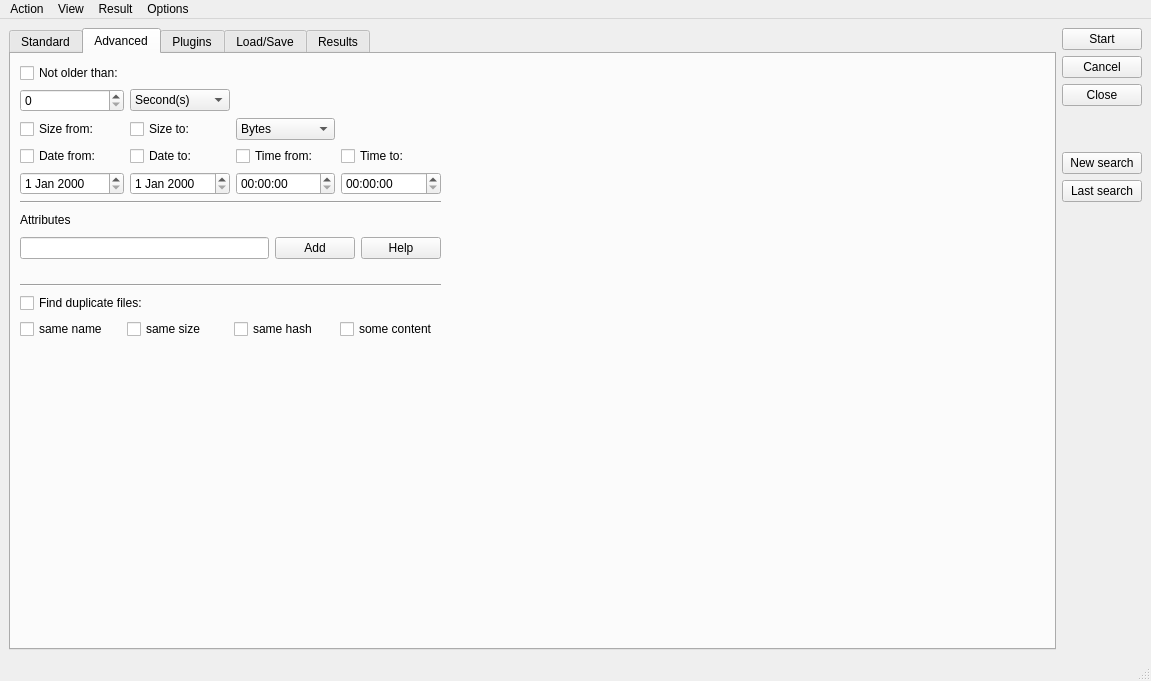
Above: qtdesigner/search.ui from YevhenVieskov/pyCommander before the change. Below: the same form after it.
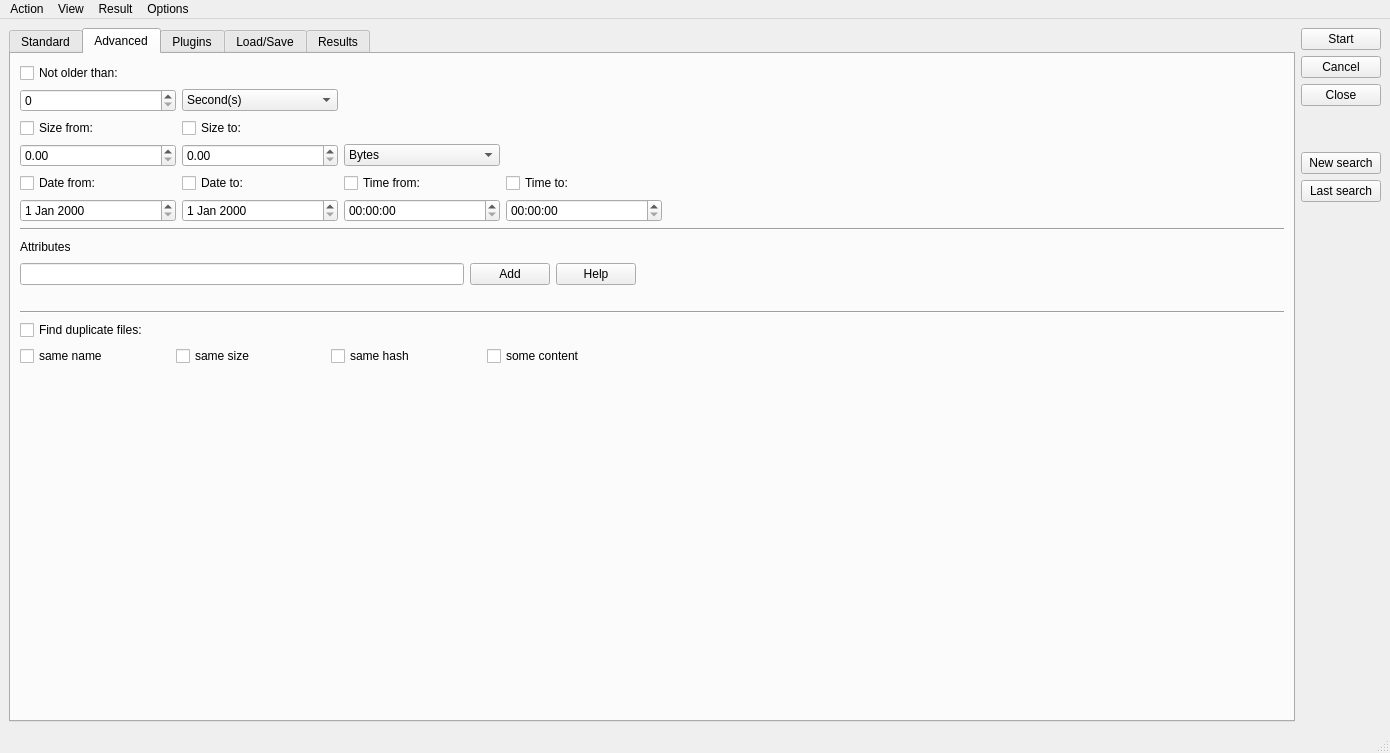
That is the form after the change. The open tabs and pages were chosen to show the change.

Commit message: search app added

```diff
--- a/qtdesigner/search.ui
+++ b/qtdesigner/search.ui
@@ -6,8 +6,8 @@
    <rect>
     <x>0</x>
     <y>0</y>
-    <width>1151</width>
-    <height>681</height>
+    <width>1390</width>
+    <height>753</height>
    </rect>
   </property>
   <property name="windowTitle">
@@ -730,9 +730,18 @@
        <attribute name="title">
         <string>Advanced</string>
        </attribute>
-       <layout class="QGridLayout" name="gridLayout_6">
-        <item row="0" column="0">
-         <layout class="QGridLayout" name="gridLayoutDate">
+       <layout class="QGridLayout" name="gridLayout_3">
+        <item row="0" column="0" rowspan="2" colspan="2">
+         <layout class="QGridLayout" name="gridLayout_2">
+          <item row="3" column="0">
+           <widget class="QDoubleSpinBox" name="doubleSpinBoxSizeFrom"/>
+          </item>
+          <item row="3" column="1">
+           <widget class="QDoubleSpinBox" name="doubleSpinBoxSizeTo"/>
+          </item>
+          <item row="6" column="1">
+           <widget class="QDateEdit" name="dateEditDateTo"/>
+          </item>
           <item row="0" column="0">
            <widget class="QCheckBox" name="checkBoxNotOlderThan">
             <property name="text">
@@ -740,9 +749,57 @@
             </property>
            </widget>
           </item>
+          <item row="6" column="0">
+           <widget class="QDateEdit" name="dateEditFrom"/>
+          </item>
+          <item row="5" column="3">
+           <widget class="QCheckBox" name="checkBoxTimeTo">
+            <property name="text">
+             <string>Time to:</string>
+            </property>
+           </widget>
+          </item>
+          <item row="2" column="1">
+           <widget class="QCheckBox" name="checkBoxSizeTo">
+            <property name="text">
+             <string>Size to:</string>
+            </property>
+           </widget>
+          </item>
           <item row="1" column="0">
            <widget class="QSpinBox" name="spinBoxNotOlderThan"/>
           </item>
+          <item row="2" column="0">
+           <widget class="QCheckBox" name="checkBoxSizeFrom">
+            <property name="text">
+             <string>Size from:</string>
+            </property>
+           </widget>
+          </item>
+          <item row="5" column="1">
+           <widget class="QCheckBox" name="checkBoxDateTo">
+            <property name="text">
+             <string>Date to:</string>
+            </property>
+           </widget>
+          </item>
+          <item row="6" column="2">
+           <widget class="QTimeEdit" name="timeEditTimeFrom"/>
+          </item>
+          <item row="5" column="0">
+           <widget class="QCheckBox" name="checkBoxDateFrom">
+            <property name="text">
+             <string>Date from:</string>
+            </property>
+           </widget>
+          </item>
+          <item row="5" column="2">
+           <widget class="QCheckBox" name="checkBoxTimeFrom">
+            <property name="text">
+             <string>Time from:</string>
+            </property>
+           </widget>
+          </item>
           <item row="1" column="1">
            <widget class="QComboBox" name="comboBoxNotOlderThan">
             <item>
@@ -797,21 +854,10 @@
             </item>
            </widget>
           </item>
-          <item row="2" column="0">
-           <widget class="QCheckBox" name="checkBoxSizeFrom">
-            <property name="text">
-             <string>Size from:</string>
-            </property>
-           </widget>
+          <item row="6" column="3">
+           <widget class="QTimeEdit" name="timeEditTimeTo"/>
           </item>
-          <item row="2" column="1">
-           <widget class="QCheckBox" name="checkBoxSizeTo">
-            <property name="text">
-             <string>Size to:</string>
-            </property>
-           </widget>
-          </item>
-          <item row="2" column="2">
+          <item row="3" column="2">
            <widget class="QComboBox" name="comboBoxSizeTo">
             <item>
              <property name="text">
@@ -840,49 +886,9 @@
             </item>
            </widget>
           </item>
-          <item row="3" column="0">
-           <widget class="QCheckBox" name="checkBoxDateFrom">
-            <property name="text">
-             <string>Date from:</string>
-            </property>
-           </widget>
-          </item>
-          <item row="3" column="1">
-           <widget class="QCheckBox" name="checkBoxDateTo">
-            <property name="text">
-             <string>Date to:</string>
-            </property>
-           </widget>
-          </item>
-          <item row="3" column="2">
-           <widget class="QCheckBox" name="checkBoxTimeFrom">
-            <property name="text">
-             <string>Time from:</string>
-            </property>
-           </widget>
-          </item>
-          <item row="3" column="3">
-           <widget class="QCheckBox" name="checkBoxTimeTo">
-            <property name="text">
-             <string>Time to:</string>
-            </property>
-           </widget>
-          </item>
-          <item row="4" column="0">
-           <widget class="QDateEdit" name="dateEditFrom"/>
-          </item>
-          <item row="4" column="1">
-           <widget class="QDateEdit" name="dateEditDateTo"/>
-          </item>
-          <item row="4" column="2">
-           <widget class="QTimeEdit" name="timeEditTimeFrom"/>
-          </item>
-          <item row="4" column="3">
-           <widget class="QTimeEdit" name="timeEditTimeTo"/>
-          </item>
          </layout>
         </item>
-        <item row="0" column="1">
+        <item row="0" column="2">
          <spacer name="horizontalSpacerDate">
           <property name="orientation">
            <enum>Qt::Horizontal</enum>
@@ -895,14 +901,7 @@
           </property>
          </spacer>
         </item>
-        <item row="1" column="0">
-         <widget class="Line" name="lineDateAttribute">
-          <property name="orientation">
-           <enum>Qt::Horizontal</enum>
-          </property>
-         </widget>
-        </item>
-        <item row="1" column="1" rowspan="2">
+        <item row="1" column="2">
          <spacer name="horizontalSpacerHorizontalLine1">
           <property name="orientation">
            <enum>Qt::Horizontal</enum>
@@ -915,7 +914,14 @@
           </property>
          </spacer>
         </item>
-        <item row="2" column="0" rowspan="2">
+        <item row="2" column="0" colspan="3">
+         <widget class="Line" name="lineDateAttribute">
+          <property name="orientation">
+           <enum>Qt::Horizontal</enum>
+          </property>
+         </widget>
+        </item>
+        <item row="3" column="0">
          <layout class="QHBoxLayout" name="horizontalLayoutAttributes">
           <item>
            <widget class="QLabel" name="labelAttribute">
@@ -942,7 +948,7 @@
           </item>
          </layout>
         </item>
-        <item row="3" column="1" rowspan="2">
+        <item row="3" column="2">
          <spacer name="horizontalSpacerAttributes">
           <property name="orientation">
            <enum>Qt::Horizontal</enum>
@@ -955,7 +961,7 @@
           </property>
          </spacer>
         </item>
-        <item row="4" column="0" rowspan="2">
+        <item row="4" column="0">
          <layout class="QHBoxLayout" name="horizontalLayoutAttributesButtons">
           <item>
            <widget class="QLineEdit" name="lineEditAttributes"/>
@@ -976,7 +982,7 @@
           </item>
          </layout>
         </item>
-        <item row="5" column="1">
+        <item row="4" column="2">
          <spacer name="horizontalSpacerAttributesButton">
           <property name="orientation">
            <enum>Qt::Horizontal</enum>
@@ -989,7 +995,7 @@
           </property>
          </spacer>
         </item>
-        <item row="6" column="1" rowspan="2">
+        <item row="5" column="2">
          <spacer name="horizontalSpacerHorisontalLine2">
           <property name="orientation">
            <enum>Qt::Horizontal</enum>
@@ -1002,7 +1008,7 @@
           </property>
          </spacer>
         </item>
-        <item row="7" column="0">
+        <item row="6" column="0" colspan="3">
          <widget class="Line" name="lineAttributesFind">
           <property name="orientation">
            <enum>Qt::Horizontal</enum>
@@ -1033,7 +1039,7 @@
           </item>
          </layout>
         </item>
-        <item row="8" column="1">
+        <item row="8" column="2">
          <spacer name="horizontalSpacerFindDuplicateFiles">
           <property name="orientation">
            <enum>Qt::Horizontal</enum>
@@ -1078,7 +1084,7 @@
           </item>
          </layout>
         </item>
-        <item row="9" column="1">
+        <item row="9" column="2">
          <spacer name="horizontalSpacerCheckBoxesDuplicateFiles">
           <property name="orientation">
            <enum>Qt::Horizontal</enum>
@@ -1091,7 +1097,7 @@
           </property>
          </spacer>
         </item>
-        <item row="10" column="0">
+        <item row="10" column="1">
          <spacer name="verticalSpacerAdvancedTab">
           <property name="orientation">
            <enum>Qt::Vertical</enum>
@@ -1099,7 +1105,7 @@
           <property name="sizeHint" stdset="0">
            <size>
             <width>20</width>
-            <height>351</height>
+            <height>273</height>
            </size>
           </property>
          </spacer>
@@ -1434,7 +1440,7 @@
     <rect>
      <x>0</x>
      <y>0</y>
-     <width>1151</width>
+     <width>1390</width>
      <height>26</height>
     </rect>
    </property>
```
Left out of the diff: 18 changed lines with no effect on the pictures. The commit also changes 11 other files.
